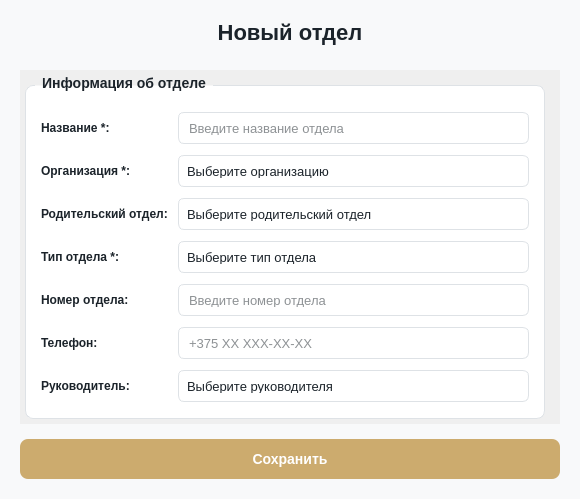
Above: client/ui/system/departments/department_dialog.ui from lerakaplich/Documents before the change. Below: the same form after it.
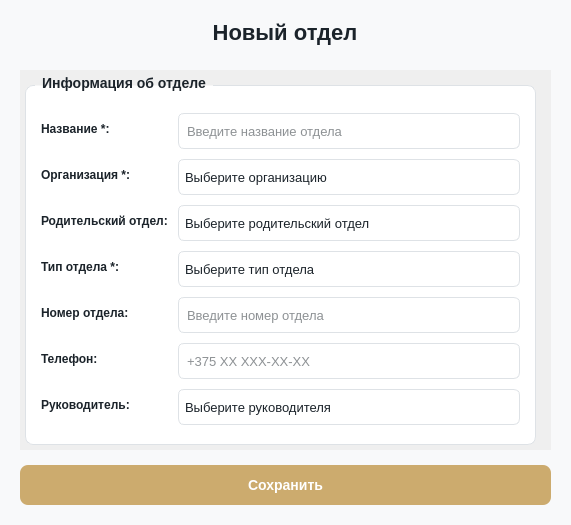
That is the form after the change. Icons and pictures are not drawn.

What changed in the file:
```diff
--- a/client/ui/system/departments/department_dialog.ui
+++ b/client/ui/system/departments/department_dialog.ui
@@ -6,10 +6,16 @@
    <rect>
     <x>0</x>
     <y>0</y>
-    <width>580</width>
-    <height>499</height>
+    <width>571</width>
+    <height>525</height>
    </rect>
   </property>
+  <property name="minimumSize">
+   <size>
+    <width>0</width>
+    <height>525</height>
+   </size>
+  </property>
   <property name="windowTitle">
    <string>Отдел</string>
   </property>
@@ -112,12 +118,13 @@
 QComboBox {
     border: 1px solid #dee2e6;
     border-radius: 6px;
-    padding: 8px;
+    padding: 6px;
     padding-right: 30px;
     background-color: white;
     color: #1B232A;
     font-size: 13px;
     outline: none;
+    min-height: 22px;
 }
 
 QComboBox:hover {
@@ -168,14 +175,50 @@
     color: #1B232A;
 }
 
+/* ===== СТИЛИ ДЛЯ QDateEdit ===== */
+QDateEdit {
+    border: 1px solid #dee2e6;
+    border-radius: 6px;
+    padding: 6px;
+    padding-right: 30px;
+    background-color: white;
+    color: #1B232A;
+    font-size: 13px;
+    outline: none;
+    min-height: 22px;
+}
+
+QDateEdit:hover {
+    border-color: #ccab6e;
+}
+
+QDateEdit:focus {
+    border: 2px solid #ccab6e;
+}
+
+QDateEdit::drop-down {
+    subcontrol-origin: padding;
+    subcontrol-position: top right;
+    width: 30px;
+    border: none;
+}
+
+QDateEdit::down-arrow {
+    image: url(D:/Documents/client/icons/calendar_date.svg);
+    width: 18px;
+    height: 18px;
+    margin-right: 8px;
+}
+
 /* ===== СТИЛИ ДЛЯ QLineEdit ===== */
 QLineEdit {
     border: 1px solid #dee2e6;
     border-radius: 6px;
-    padding: 8px;
+    padding: 6px;
     background-color: white;
     color: #1B232A;
     font-size: 13px;
+    min-height: 22px;
 }
 
 QLineEdit:hover {
@@ -186,6 +229,214 @@
     border: 2px solid #ccab6e;
 }
 
+/* ===== СТИЛИ ДЛЯ КАЛЕНДАРЯ QCalendarWidget ===== */
+QCalendarWidget {
+    background-color: white;
+    border-radius: 8px;
+    border: 1px solid #CCAB6E;
+}
+
+QCalendarWidget QWidget#qt_calendar_navigationbar {
+    background-color: white;
+    color: #1B232A;
+    border-radius: 8px 8px 0 0;
+}
+
+QCalendarWidget QWidget {
+    background-color: white;
+    color: #1B232A;
+}
+
+QCalendarWidget QToolButton#qt_calendar_prevmonth,
+QCalendarWidget QToolButton#qt_calendar_nextmonth {
+    background-color: transparent;
+    color: #1B232A;
+    border: none;
+    border-radius: 4px;
+    padding: 4px 8px;
+    font-size: 16px;
+    font-weight: bold;
+}
+
+QCalendarWidget QToolButton#qt_calendar_prevmonth:hover,
+QCalendarWidget QToolButton#qt_calendar_nextmonth:hover {
+    background-color: #e3f2fd;
+}
+
+QCalendarWidget QToolButton#qt_calendar_monthbutton,
+QCalendarWidget QToolButton#qt_calendar_yearbutton {
+    background-color: white;
+    color: #1B232A;
+    border: none;
+    border-radius: 4px;
+    padding: 4px 12px;
+    font-weight: bold;
+}
+
+QCalendarWidget QToolButton#qt_calendar_monthbutton:hover,
+QCalendarWidget QToolButton#qt_calendar_yearbutton:hover {
+    background-color: #e3f2fd;
+}
+
+QCalendarWidget QMenu {
+    background-color: white;
+    border: 1px solid #CCAB6E;
+    border-radius: 6px;
+    color: #1B232A;
+}
+
+QCalendarWidget QMenu::item {
+    padding: 6px 20px;
+    border-radius: 4px;
+}
+
+QCalendarWidget QMenu::item:selected {
+    background-color: #e3f2fd;
+    color: #1B232A;
+}
+
+QCalendarWidget QWidget#qt_calendar_weekday {
+    color: white;
+    font-weight: bold;
+    background-color: #CCAB6E;
+    padding: 4px;
+}
+
+QCalendarWidget QToolButton#qt_calendar_day {
+    border: none;
+    border-radius: 4px;
+    padding: 4px;
+    color: #1B232A;
+    background-color: transparent;
+}
+
+QCalendarWidget QToolButton#qt_calendar_day:hover {
+    background-color: #e3f2fd;
+    color: #1B232A;
+}
+
+QCalendarWidget QToolButton#qt_calendar_day:checked {
+    background-color: #CCAB6E;
+    color: white;
+    border-radius: 4px;
+}
+
+QCalendarWidget QToolButton#qt_calendar_day:checked:hover {
+    background-color: #998664;
+}
+
+QCalendarWidget QToolButton#qt_calendar_day:disabled {
+    color: #B0B0B0;
+}
+
+QCalendarWidget QToolButton#qt_calendar_day[property=&quot;isToday&quot;] {
+    background-color: #D22730;
+    color: white;
+    border-radius: 4px;
+}
+
+QCalendarWidget QToolButton#qt_calendar_day[property=&quot;isToday&quot;]:hover {
+    background-color: #862633;
+}
+
+QCalendarWidget QToolButton#qt_calendar_day[property=&quot;isToday&quot;]:checked {
+    background-color: #CCAB6E;
+    color: white;
+}
+
+/* ===== СТИЛИ ДЛЯ КАЛЕНДАРЯ В ПОПАПЕ QDateEdit ===== */
+QDateEdit QCalendarWidget {
+    background-color: white;
+    border-radius: 8px;
+    border: 1px solid #CCAB6E;
+}
+
+QDateEdit QCalendarWidget QWidget#qt_calendar_navigationbar {
+    background-color: white;
+    color: #1B232A;
+    border-radius: 8px 8px 0 0;
+}
+
+QDateEdit QCalendarWidget QToolButton#qt_calendar_prevmonth,
+QDateEdit QCalendarWidget QToolButton#qt_calendar_nextmonth {
+    background-color: transparent;
+    color: #1B232A;
+    border: none;
+    border-radius: 4px;
+    padding: 4px 8px;
+    font-size: 16px;
+    font-weight: bold;
+}
+
+QDateEdit QCalendarWidget QToolButton#qt_calendar_prevmonth:hover,
+QDateEdit QCalendarWidget QToolButton#qt_calendar_nextmonth:hover {
+    background-color: #e3f2fd;
+}
+
+QDateEdit QCalendarWidget QToolButton#qt_calendar_monthbutton,
+QDateEdit QCalendarWidget QToolButton#qt_calendar_yearbutton {
+    background-color: white;
+    color: #1B232A;
+    border: none;
+    border-radius: 4px;
+    padding: 4px 12px;
+    font-weight: bold;
+}
+
+QDateEdit QCalendarWidget QToolButton#qt_calendar_monthbutton:hover,
+QDateEdit QCalendarWidget QToolButton#qt_calendar_yearbutton:hover {
+    background-color: #e3f2fd;
+}
+
+QDateEdit QCalendarWidget QWidget#qt_calendar_weekday {
+    color: white;
+    font-weight: bold;
+    background-color: #CCAB6E;
+    padding: 4px;
+}
+
+QDateEdit QCalendarWidget QToolButton#qt_calendar_day {
+    border: none;
+    border-radius: 4px;
+    padding: 4px;
+    color: #1B232A;
+    background-color: transparent;
+}
+
+QDateEdit QCalendarWidget QToolButton#qt_calendar_day:hover {
+    background-color: #e3f2fd;
+    color: #1B232A;
+}
+
+QDateEdit QCalendarWidget QToolButton#qt_calendar_day:checked {
+    background-color: #CCAB6E;
+    color: white;
+    border-radius: 4px;
+}
+
+QDateEdit QCalendarWidget QToolButton#qt_calendar_day:checked:hover {
+    background-color: #998664;
+}
+
+QDateEdit QCalendarWidget QToolButton#qt_calendar_day:disabled {
+    color: #B0B0B0;
+}
+
+QDateEdit QCalendarWidget QToolButton#qt_calendar_day[property=&quot;isToday&quot;] {
+    background-color: #D22730;
+    color: white;
+    border-radius: 4px;
+}
+
+QDateEdit QCalendarWidget QToolButton#qt_calendar_day[property=&quot;isToday&quot;]:hover {
+    background-color: #862633;
+}
+
+QDateEdit QCalendarWidget QToolButton#qt_calendar_day[property=&quot;isToday&quot;]:checked {
+    background-color: #CCAB6E;
+    color: white;
+}
+
 /* ===== СТИЛИ ДЛЯ QGroupBox ===== */
 QGroupBox {
     font-weight: bold;
@@ -237,6 +488,18 @@
    </property>
    <item>
     <widget class="QLabel" name="titleLabel">
+     <property name="minimumSize">
+      <size>
+       <width>530</width>
+       <height>0</height>
+      </size>
+     </property>
+     <property name="maximumSize">
+      <size>
+       <width>530</width>
+       <height>16777215</height>
+      </size>
+     </property>
      <property name="styleSheet">
       <string>font-size: 22px; font-weight: bold; color: #1B232A; margin-bottom: 10px;</string>
      </property>
@@ -329,8 +592,8 @@
        <rect>
         <x>0</x>
         <y>0</y>
-        <width>540</width>
-        <height>349</height>
+        <width>531</width>
+        <height>375</height>
        </rect>
       </property>
       <layout class="QVBoxLayout" name="scrollLayout">
@@ -385,7 +648,7 @@
             <property name="minimumSize">
              <size>
               <width>0</width>
-              <height>32</height>
+              <height>36</height>
              </size>
             </property>
             <property name="maximumSize">
@@ -414,7 +677,7 @@
             <property name="minimumSize">
              <size>
               <width>0</width>
-              <height>32</height>
+              <height>36</height>
              </size>
             </property>
             <property name="maximumSize">
@@ -423,9 +686,6 @@
               <height>32</height>
              </size>
             </property>
-            <property name="styleSheet">
-             <string notr="true">background-color: transparent;</string>
-            </property>
             <property name="placeholderText">
              <string>Выберите организацию</string>
             </property>
@@ -446,7 +706,7 @@
             <property name="minimumSize">
              <size>
               <width>0</width>
-              <height>32</height>
+              <height>36</height>
              </size>
             </property>
             <property name="maximumSize">
@@ -475,7 +735,7 @@
             <property name="minimumSize">
              <size>
               <width>0</width>
-              <height>32</height>
+              <height>36</height>
              </size>
             </property>
             <property name="maximumSize">
@@ -504,7 +764,7 @@
             <property name="minimumSize">
              <size>
               <width>0</width>
-              <height>32</height>
+              <height>36</height>
              </size>
             </property>
             <property name="maximumSize">
@@ -533,7 +793,7 @@
             <property name="minimumSize">
              <size>
               <width>0</width>
-              <height>32</height>
+              <height>36</height>
              </size>
             </property>
             <property name="maximumSize">
@@ -562,7 +822,7 @@
             <property name="minimumSize">
              <size>
               <width>0</width>
-              <height>32</height>
+              <height>36</height>
              </size>
             </property>
             <property name="maximumSize">
```
